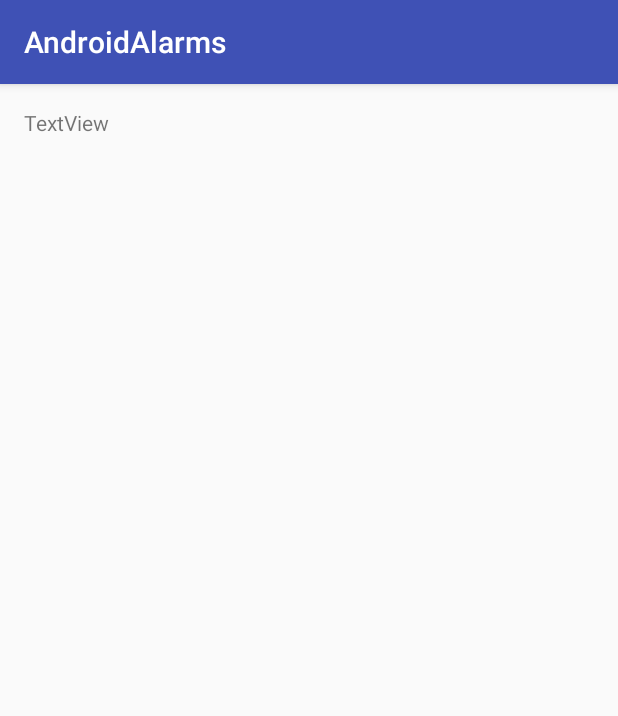
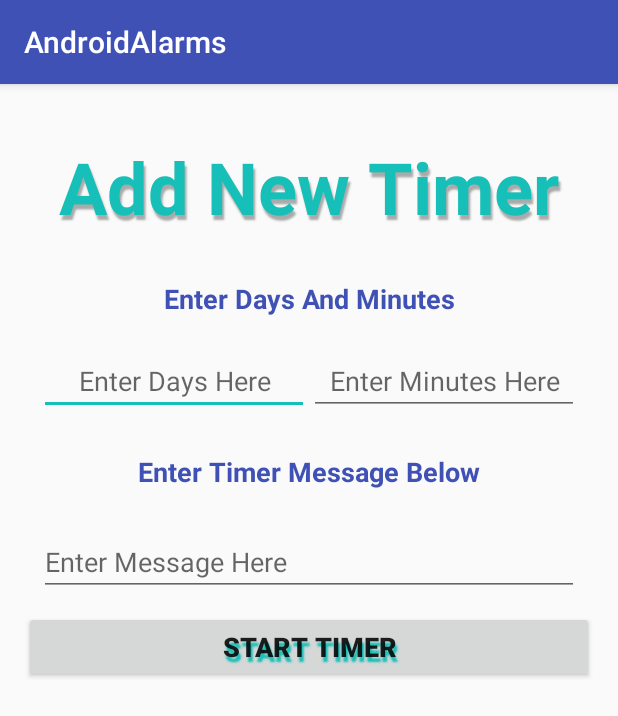
Before and after one commit to bsdworkin/AndroidAlarms, an Android app: the TimerActivity screen opened directly, with no data from a screen before it, on a phone screen of 412 x 824 dp. Shown: the top 716 px of the screen. Run offline under Robolectric (Android 15) with nearby library versions, the phone set to English and light mode, and no system bars.

Commit message:
Added Timer Comps

```diff
--- a/app/src/main/java/com/bendworkin/androidalarms/TimerActivity.java
+++ b/app/src/main/java/com/bendworkin/androidalarms/TimerActivity.java
@@ -1,14 +1,36 @@
 package com.bendworkin.androidalarms;
 
+import android.content.Intent;
 import android.support.v7.app.AppCompatActivity;
 import android.os.Bundle;
+import android.view.View;
+import android.widget.Button;
+import android.widget.EditText;
+import android.widget.TextView;
 
 public class TimerActivity extends AppCompatActivity {
+
+    private EditText daysInput;
+    private EditText minsInput;
+    private EditText msgInput;
+    private Button startTimerButton;
+
+    public void setTimer(View view){
+
+
+
+    }
+
 
     @Override
     protected void onCreate(Bundle savedInstanceState) {
         super.onCreate(savedInstanceState);
         setContentView(R.layout.activity_timer);
+
+        daysInput = (EditText) findViewById(R.id.daysText);
+        minsInput = (EditText) findViewById(R.id.minsText);
+        msgInput = (EditText) findViewById(R.id.minsText);
+        startTimerButton = (Button) findViewById(R.id.startTimer);
 
 
 
--- a/app/src/main/res/layout/activity_timer.xml
+++ b/app/src/main/res/layout/activity_timer.xml
@@ -16,9 +16,90 @@
         android:layout_height="match_parent">
 
         <TextView
-            android:text="TextView"
+            android:text="Add New Timer"
             android:layout_width="match_parent"
             android:layout_height="wrap_content"
-            android:id="@+id/textView2" />
+            android:id="@+id/textView2"
+            android:textStyle="normal|bold"
+            android:textSize="@android:dimen/app_icon_size"
+            android:gravity="center"
+            android:textColor="@color/colorAccent"
+            android:shadowColor="@android:color/darker_gray"
+            android:shadowDx="2"
+            android:shadowDy="5"
+            android:shadowRadius="1"
+            android:layout_margin="20dp" />
+
+        <TextView
+            android:text="Enter Days And Minutes"
+            android:layout_width="match_parent"
+            android:layout_height="wrap_content"
+            android:id="@+id/textView5"
+            android:layout_margin="10dp"
+            android:textStyle="normal|bold"
+            android:textSize="18sp"
+            android:textColor="@color/colorPrimary"
+            android:gravity="center" />
+
+        <LinearLayout
+            android:orientation="horizontal"
+            android:layout_width="match_parent"
+            android:layout_height="wrap_content"
+            android:layout_margin="10dp">
+
+            <EditText
+                android:layout_width="wrap_content"
+                android:layout_height="wrap_content"
+                android:inputType="number"
+                android:ems="10"
+                android:id="@+id/daysText"
+                android:layout_weight="1"
+                android:hint="Enter Days Here"
+                android:gravity="center_vertical|center" />
+
+            <EditText
+                android:layout_width="wrap_content"
+                android:layout_height="wrap_content"
+                android:inputType="number"
+                android:ems="10"
+                android:id="@+id/minsText"
+                android:layout_weight="1"
+                android:hint="Enter Minutes Here"
+                android:gravity="center_vertical|center" />
+
+        </LinearLayout>
+
+        <TextView
+            android:text="Enter Timer Message Below"
+            android:layout_width="match_parent"
+            android:layout_height="wrap_content"
+            android:id="@+id/textView10"
+            android:layout_margin="15dp"
+            android:gravity="center"
+            android:textStyle="normal|bold"
+            android:textSize="18sp"
+            android:textColor="@color/colorPrimary" />
+
+        <EditText
+            android:layout_width="match_parent"
+            android:layout_height="wrap_content"
+            android:inputType="textPersonName"
+            android:ems="10"
+            android:id="@+id/timerMessage"
+            android:layout_margin="10dp"
+            android:hint="Enter Message Here" />
+
+        <Button
+            android:text="Start Timer"
+            android:layout_width="match_parent"
+            android:layout_height="wrap_content"
+            android:id="@+id/startTimer"
+            android:textSize="18sp"
+            android:textStyle="normal|bold"
+            android:shadowDx="2"
+            android:shadowDy="5"
+            android:shadowRadius="1"
+            android:shadowColor="@color/colorAccent"
+            android:onClick="setTimer" />
     </LinearLayout>
 </RelativeLayout>
```
